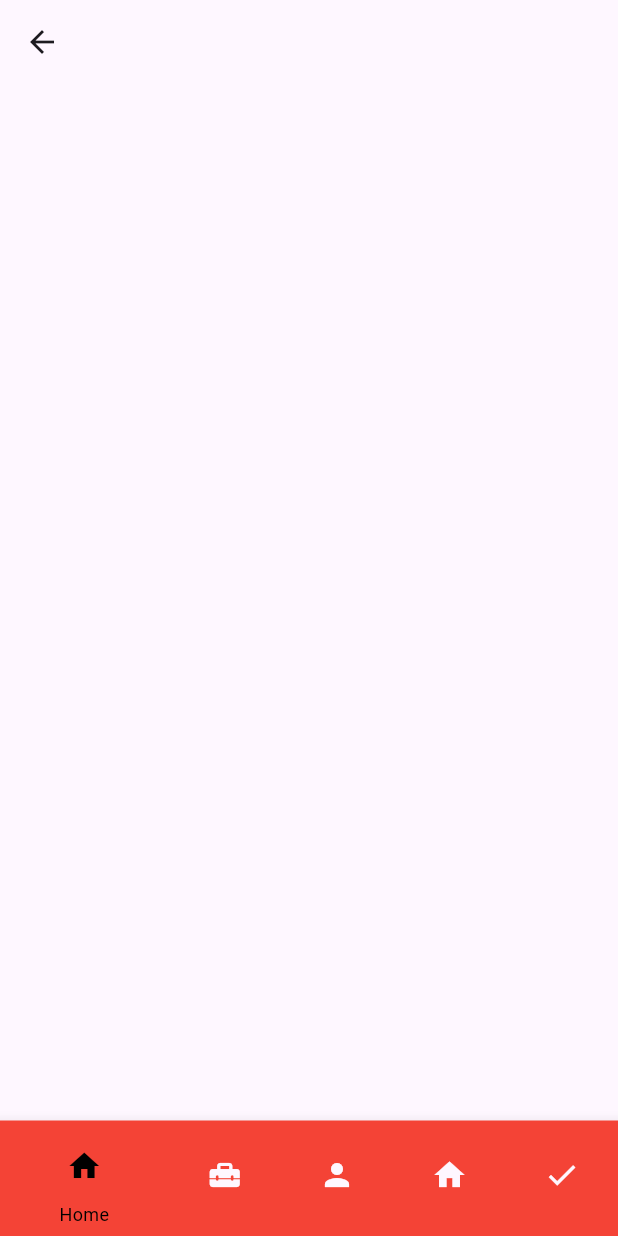
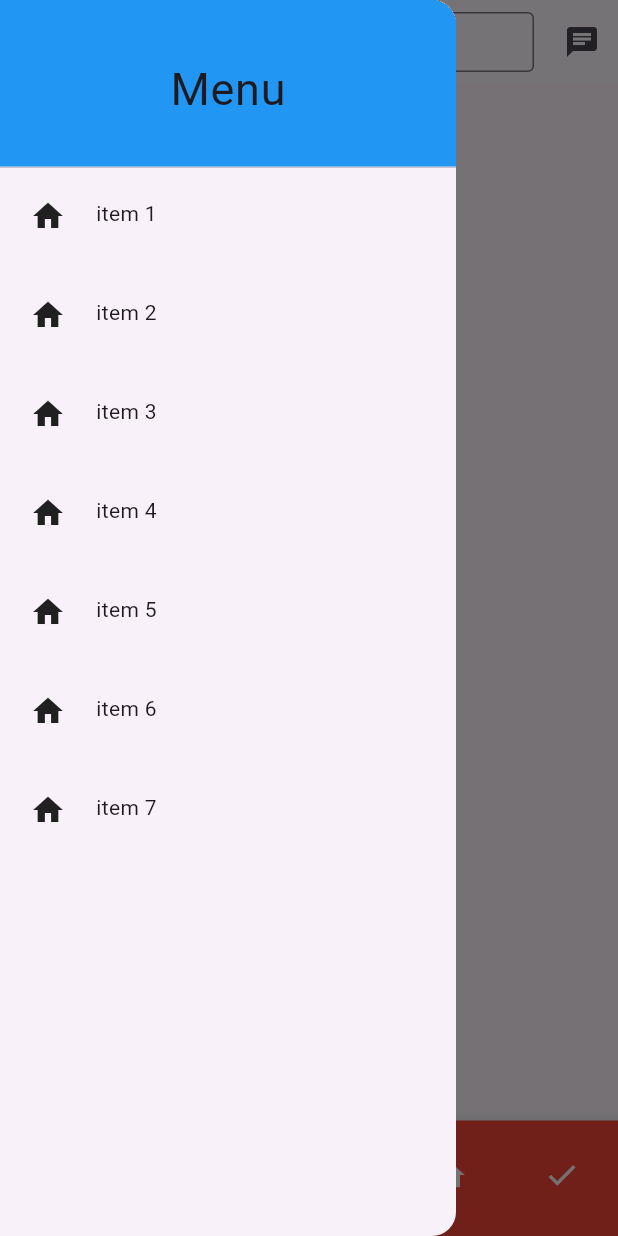
Before and after one commit to tejasvmodi/wedding_planning, a Flutter app: the BottomNavigationBar123 screen opened directly, with the side drawer open (before the commit the screen has no drawer), on a phone screen of 412 x 824 dp. Run offline on Flutter 3.47's test engine with Material 2 defaults, Android fonts, the phone set to English and light mode, and no system bars; our stand-ins replace carousel_slider, dots_indicator.

Commit message:
commit at 19:14  23-11-2023

```diff
--- a/lib/BottomNavigation.dart
+++ b/lib/BottomNavigation.dart
@@ -2,8 +2,8 @@
 import 'package:wedding_application/screens/Authentication/forms/forgotpassword.dart';
 import 'package:wedding_application/screens/Authentication/forms/loginform.dart';
 import 'package:wedding_application/screens/Home/home.dart';
-import 'package:wedding_application/screens/components/AppBar.dart';
 import 'package:wedding_application/screens/components/OnboardingScreen.dart';
+import 'package:wedding_application/screens/components/drawer.dart';
 
 class BottomNavigationBar123 extends StatefulWidget {
   const BottomNavigationBar123({super.key});
@@ -14,6 +14,7 @@
 
 class _BottomNavigationBar123State extends State<BottomNavigationBar123> {
   int _currentIndex = 0;
+  final TextEditingController _searchController = TextEditingController();
 
   // ignore: non_constant_identifier_names
   final List<Widget> _Items = [
@@ -27,8 +28,26 @@
   Widget build(BuildContext context) {
     return Scaffold(
       appBar: AppBar(
-       leading: const Appbar(),
+        centerTitle: true,
+        actions: <Widget>[
+         Padding(
+          padding: const EdgeInsets.all(8.0),
+          child: SizedBox(
+            width: 280, // Adjust the width as needed
+            child: TextField(
+              controller: _searchController,
+              decoration: const InputDecoration(
+                hintText: "Search Here ",
+                border: OutlineInputBorder(),
               ),
+            ),
+          ),
+        ),
+          IconButton(onPressed: () {}, icon: const Icon(Icons.chat)),
+        ],
+        backgroundColor: Colors.white38,
+      ),
+      drawer: const drawer(),
       body: _Items[_currentIndex],
       bottomNavigationBar: BottomNavigationBar(
         currentIndex: _currentIndex,
@@ -38,18 +57,16 @@
           });
         },
         selectedItemColor: Colors.black,
-        selectedFontSize:12,
+        selectedFontSize: 12,
         items: [
-
           BottomNavigationBarItem(
             icon: IconButton(
               onPressed: () {},
-                icon:  const Icon(Icons.home),
+              icon: const Icon(Icons.home),
             ),
             backgroundColor: Colors.red,
-
-              label: "Home",),
-
+            label: "Home",
+          ),
           BottomNavigationBarItem(
               icon: IconButton(
                 onPressed: () {},
@@ -57,7 +74,6 @@
               ),
               backgroundColor: Colors.redAccent,
               label: "vendor"),
-
           BottomNavigationBarItem(
               icon: IconButton(
                 onPressed: () {},
@@ -65,7 +81,6 @@
               ),
               backgroundColor: Colors.redAccent,
               label: "Account"),
-
           BottomNavigationBarItem(
               icon: IconButton(
                 onPressed: () {},
@@ -73,14 +88,14 @@
               ),
               backgroundColor: Colors.redAccent,
               label: "CheckList"),
-
           BottomNavigationBarItem(
             icon: IconButton(
               onPressed: () {},
               icon: const Icon(Icons.check),
             ),
             backgroundColor: Colors.redAccent,
-              label: "CheckList",),
+            label: "CheckList",
+          ),
         ],
       ),
     );
--- a/lib/screens/components/AppBar.dart
+++ /dev/null
@@ -1,14 +0,0 @@
-import 'package:flutter/material.dart';
-
-class Appbar extends StatelessWidget {
-  const Appbar({super.key});
-
-  @override
-  Widget build(BuildContext context) {
-    return     Scaffold(
-      appBar: AppBar(
-
-      ),
-    );
-  }
-}
--- /dev/null
+++ b/lib/screens/components/drawer.dart
@@ -0,0 +1,188 @@
+import 'package:flutter/material.dart';
+import 'package:wedding_application/screens/components/OnboardingScreen.dart';
+
+class drawer extends StatelessWidget {
+  const drawer({
+    super.key,
+  });
+
+  @override
+  Widget build(BuildContext context) {
+    return Drawer(
+      child: ListView(
+        children: [
+          const SizedBox(
+            height: 120,
+            //header of the Drawer
+            child: DrawerHeader(
+              decoration: BoxDecoration(
+                color: Colors.blue,
+              ),
+              child: Center(
+                  child: Text(
+                "Menu",
+                style: TextStyle(fontSize: 30),
+              )),
+            ),
+          ),
+
+         //items of the drawer portions
+          Padding(
+            padding: const EdgeInsets.only(top: 12, bottom: 30, left: 20),
+            child: Row(
+              crossAxisAlignment: CrossAxisAlignment.start,
+              children: [
+                const Icon(Icons.home),
+                const SizedBox(
+                  width: 20,
+                ),
+                InkWell(
+                  onTap: () {
+                    Navigator.push(
+                        context,
+                        MaterialPageRoute(
+                          builder: (context) => const OnboardingScreen(),
+                        ));
+                  },
+                  child: const Text("item 1 "),
+                )
+              ],
+            ),
+          ),
+                      Padding(
+            padding: const EdgeInsets.only(top: 12, bottom: 30, left: 20),
+            child: Row(
+              crossAxisAlignment: CrossAxisAlignment.start,
+              children: [
+                const Icon(Icons.home),
+                const SizedBox(
+                  width: 20,
+                ),
+                InkWell(
+                  onTap: () {
+                    Navigator.push(
+                        context,
+                        MaterialPageRoute(
+                          builder: (context) => const OnboardingScreen(),
+                        ));
+                  },
+                  child: const Text("item 2 "),
+                )
+              ],
+            ),
+          ),
+                      Padding(
+            padding: const EdgeInsets.only(top: 12, bottom: 30, left: 20),
+            child: Row(
+              crossAxisAlignment: CrossAxisAlignment.start,
+              children: [
+                const Icon(Icons.home),
+                const SizedBox(
+                  width: 20,
+                ),
+                InkWell(
+                  onTap: () {
+                    Navigator.push(
+                        context,
+                        MaterialPageRoute(
+                          builder: (context) => const OnboardingScreen(),
+                        ));
+                  },
+                  child: const Text("item 3 "),
+                )
+              ],
+            ),
+          ),
+                      Padding(
+            padding: const EdgeInsets.only(top: 12, bottom: 30, left: 20),
+            child: Row(
+              crossAxisAlignment: CrossAxisAlignment.start,
+              children: [
+                const Icon(Icons.home),
+                const SizedBox(
+                  width: 20,
+                ),
+                InkWell(
+                  onTap: () {
+                    Navigator.push(
+                        context,
+                        MaterialPageRoute(
+                          builder: (context) => const OnboardingScreen(),
+                        ));
+                  },
+                  child: const Text("item 4 "),
+                )
+              ],
+            ),
+          ),
+                      Padding(
+            padding: const EdgeInsets.only(top: 12, bottom: 30, left: 20),
+            child: Row(
+              crossAxisAlignment: CrossAxisAlignment.start,
+              children: [
+                const Icon(Icons.home),
+                const SizedBox(
+                  width: 20,
+                ),
+                InkWell(
+                  onTap: () {
+                    Navigator.push(
+                        context,
+                        MaterialPageRoute(
+                          builder: (context) => const OnboardingScreen(),
+                        ));
+                  },
+                  child: const Text("item 5 "),
+                )
+              ],
+            ),
+          ),
+                      Padding(
+            padding: const EdgeInsets.only(top: 12, bottom: 30, left: 20),
+            child: Row(
+              crossAxisAlignment: CrossAxisAlignment.start,
+              children: [
+                const Icon(Icons.home),
+                const SizedBox(
+                  width: 20,
+                ),
+                InkWell(
+                  onTap: () {
+                    Navigator.push(
+                        context,
+                        MaterialPageRoute(
+                          builder: (context) => const OnboardingScreen(),
+                        ));
+                  },
+                  child: const Text("item 6 "),
+                )
+              ],
+            ),
+          ),
+                      Padding(
+            padding: const EdgeInsets.only(top: 12, bottom: 30, left: 20),
+            child: Row(
+              crossAxisAlignment: CrossAxisAlignment.start,
+              children: [
+                const Icon(Icons.home),
+                const SizedBox(
+                  width: 20,
+                ),
+                InkWell(
+                  onTap: () {
+                    Navigator.push(
+                        context,
+                        MaterialPageRoute(
+                          builder: (context) => const OnboardingScreen(),
+                        ));
+                  },
+                  child: const Text("item 7"),
+                )
+              ],
+            ),
+          ),
+        ],
+      ),
+    );
+  }
+}
```
Lines whose indentation alone changed are shown as unchanged.
